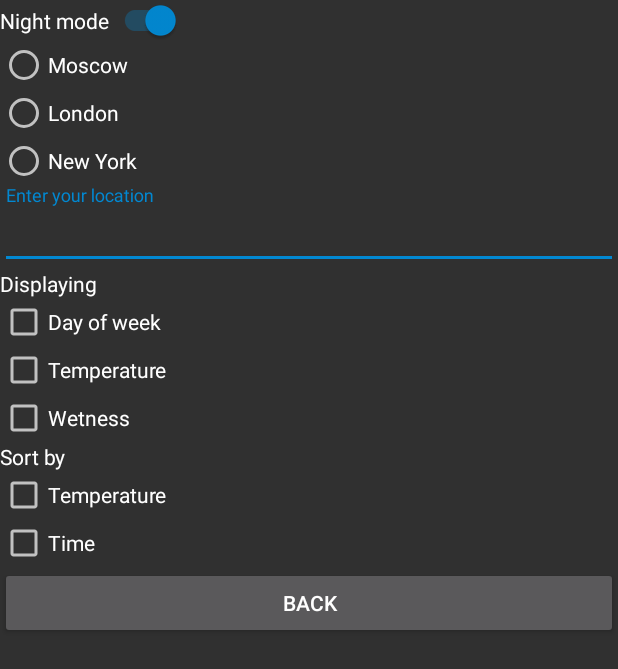
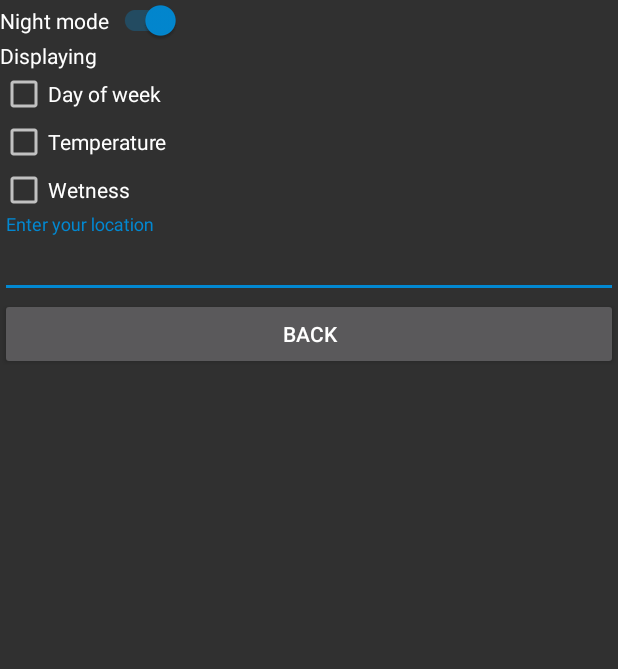
Before and after one commit to niww1919/AndroidBase, an Android app: the WeatherSettingsActivity screen opened directly, with no data from a screen before it, on a phone screen of 412 x 824 dp. Shown: the top 669 px of the screen. Run offline under Robolectric (Android 15) with nearby library versions, the phone set to English and light mode, and no system bars.

Commit message:
Home work 2-1.2
Save data in weather setting activity with Bundle

```diff
--- a/app/src/main/AndroidManifest.xml
+++ b/app/src/main/AndroidManifest.xml
@@ -23,8 +23,7 @@
                 <category android:name="android.intent.category.LAUNCHER" />
             </intent-filter>
         </activity>
-        <activity android:name=".AppSettingsActivity"
-            android:configChanges="orientation|screenSize" />
+        <activity android:name=".WeatherSettingsActivity"/>
     </application>
 
 </manifest>
--- a/app/src/main/java/com/example/andoidbasecourse/Weather.java
+++ b/app/src/main/java/com/example/andoidbasecourse/Weather.java
@@ -10,6 +10,8 @@ public class Weather {
     Date timeInCity;
 
     //    ImageView imageViewOfDay;
+
+
 
     public Weather(String temperatureOfDay, String dayOfWeek, String dayOfMonth) {
         this.temperatureOfDay = temperatureOfDay;
--- a/app/src/main/java/com/example/andoidbasecourse/AppSettingsActivity.java
+++ b/app/src/main/java/com/example/andoidbasecourse/WeatherSettingsActivity.java
@@ -1,30 +1,34 @@
 package com.example.andoidbasecourse;
 
-import android.content.Intent;
 import android.os.Bundle;
 import android.view.View;
 import android.widget.CompoundButton;
 import android.widget.LinearLayout;
 import android.widget.ListView;
-import android.widget.RadioButton;
 import android.widget.TextView;
 
+import androidx.annotation.NonNull;
 import androidx.appcompat.widget.SwitchCompat;
 
-public class AppSettingsActivity extends BaseActivity {
+import com.google.android.material.textfield.TextInputEditText;
+
+public class WeatherSettingsActivity extends BaseActivity {
+
     public static final int RESULT_OK = 1;
+    public static final String YOUR_LOCATION = "Your location";
     TextView textView;
     ListView listView;
     LinearLayout linearLayout;
     SwitchCompat aSwitchSetDarkTheme;
     String city;
+    TextInputEditText etYourLocation;
+
 
 
     @Override
-
     protected void onCreate(Bundle savedInstanceState) {
         super.onCreate(savedInstanceState);
-        setContentView(R.layout.activity_app_settings);
+        setContentView(R.layout.activity_weather_settings);
 
         aSwitchSetDarkTheme = findViewById(R.id.switch1);
         aSwitchSetDarkTheme.setChecked(isDarkTheme());
@@ -36,26 +40,22 @@ public class AppSettingsActivity extends BaseActivity {
             }
         });
 
+        clickOnBackButton();
 
+        etYourLocation = findViewById(R.id.etYourLocation);
+        restoreetYourLocation(savedInstanceState );
 
-        clickOnBackButton();
-        clickOnRadioButtons();
 
 
     }
 
-    private void clickOnRadioButtons() {
-        findViewById(R.id.radioButton).setOnClickListener(new View.OnClickListener() {
-            @Override
-            public void onClick(View v) {
-                RadioButton radioButton = findViewById(R.id.radioButton2);
-                Intent intentResult = new Intent();
-                intentResult.putExtra("City", radioButton.getText().toString());
-                setResult(RESULT_OK, intentResult);
-//                finish();
-            }
-        });
+    private void restoreetYourLocation(Bundle savedInstanceState) {
+        if (savedInstanceState == null) return;
+        etYourLocation.setText(savedInstanceState.getString(YOUR_LOCATION,"Saint Petersburg"));
+
+
     }
+
 
     private void clickOnBackButton() {
         findViewById(R.id.buttonBackOfSettings).setOnClickListener(new View.OnClickListener() {
@@ -63,21 +63,19 @@ public class AppSettingsActivity extends BaseActivity {
             public void onClick(View v) {
 
                 returnResult();
-
-
             }
         });
     }
 
     public void returnResult() {
-
-        RadioButton radioButton = findViewById(R.id.radioButton2);
-        Intent intentResult = new Intent();
-        intentResult.putExtra("City", radioButton.getText().toString());
-        setResult(RESULT_OK, intentResult);
-
         finish();
 
     }
 
+    @Override
+    protected void onSaveInstanceState(@NonNull Bundle outState) {
+        super.onSaveInstanceState(outState);
+        outState.putString(YOUR_LOCATION,etYourLocation.getText().toString());
+
+    }
 }
--- a/app/src/main/res/layout/activity_main.xml
+++ b/app/src/main/res/layout/activity_main.xml
@@ -38,10 +38,9 @@
         android:orientation="horizontal">
 
         <Button
-            android:id="@+id/activityButtonOfSettings"
+            android:id="@+id/buttonStartWeatherSettings"
             android:layout_width="wrap_content"
             android:layout_height="wrap_content"
-            android:onClick="intentSettingsOfApp"
             android:text="@string/settings"
             android:visibility="invisible"
             />
--- a/app/src/main/res/layout/activity_app_settings.xml
+++ b/app/src/main/res/layout/activity_weather_settings.xml
@@ -21,42 +21,7 @@
             android:text="@string/Night_mode" />
 
 
-        <RadioGroup
-            android:id="@+id/radioGroup"
-            android:layout_width="match_parent"
-            android:layout_height="match_parent">
 
-            <RadioButton
-                android:id="@+id/radioButton"
-                android:layout_width="match_parent"
-                android:layout_height="wrap_content"
-                android:text="Moscow" />
-
-            <RadioButton
-                android:id="@+id/radioButton2"
-                android:layout_width="match_parent"
-                android:layout_height="wrap_content"
-                android:text="London" />
-
-            <RadioButton
-                android:id="@+id/radioButton3"
-                android:layout_width="match_parent"
-                android:layout_height="wrap_content"
-                android:text="New York" />
-
-
-        </RadioGroup>
-
-        <com.google.android.material.textfield.TextInputLayout
-            android:layout_width="match_parent"
-            android:layout_height="match_parent"
-            android:layout_weight="1">
-
-            <com.google.android.material.textfield.TextInputEditText
-                android:layout_width="match_parent"
-                android:layout_height="wrap_content"
-                android:hint="Enter your location" />
-        </com.google.android.material.textfield.TextInputLayout>
 
         <TextView
             android:layout_width="wrap_content"
@@ -81,21 +46,22 @@
             android:layout_height="wrap_content"
             android:text="@string/wetness" />
 
-        <TextView
-            android:layout_width="wrap_content"
-            android:layout_height="wrap_content"
-            android:text="Sort by" />
+
+        <com.google.android.material.textfield.TextInputLayout
+            android:layout_width="match_parent"
+            android:layout_height="match_parent"
+            android:layout_weight="1">
+
+            <com.google.android.material.textfield.TextInputEditText
+                android:id="@+id/etYourLocation"
+                android:layout_width="match_parent"
+                android:layout_height="wrap_content"
+                android:hint="Enter your location"
+
+                />
+        </com.google.android.material.textfield.TextInputLayout>
 
 
-        <CheckBox
-            android:layout_width="match_parent"
-            android:layout_height="wrap_content"
-            android:text="@string/current_temperature" />
-
-        <CheckBox
-            android:layout_width="match_parent"
-            android:layout_height="wrap_content"
-            android:text="@string/time" />
 
         <Button
             android:id="@+id/buttonBackOfSettings"
```
Also changed, not shown: app/src/main/java/com/example/andoidbasecourse/MainActivity.java (+11 -6 lines), app/src/main/java/com/example/andoidbasecourse/WeatherSettinsModel.java (added, +7 -0 lines).
